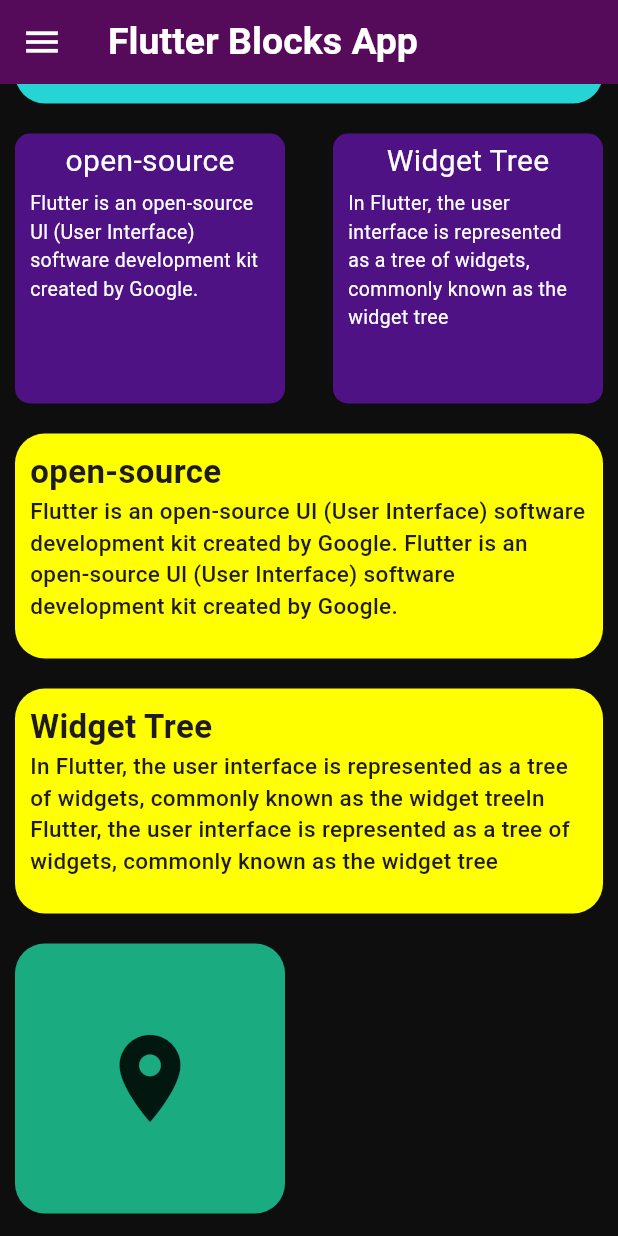
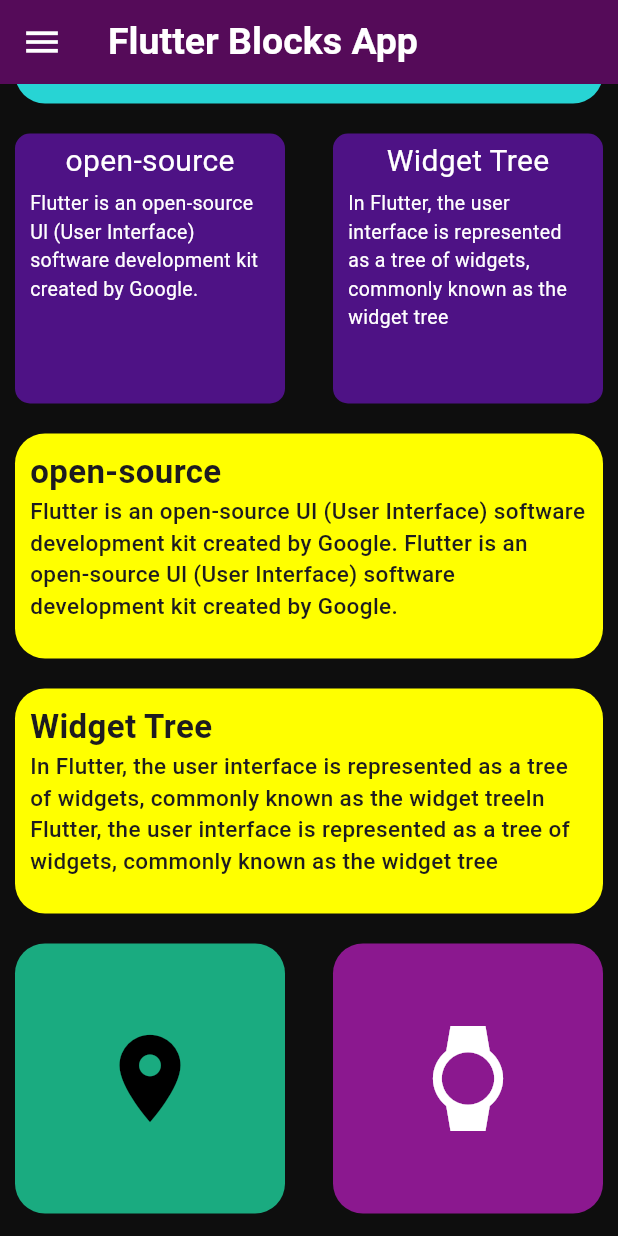
Before and after one commit to 99Udith/my_first_flutter_app, a Flutter app: the screen it shows after launch, scrolled down 346 dp, on a phone screen of 412 x 824 dp. Run offline on Flutter 3.47's test engine with Material 3 defaults, Android fonts, the phone set to English and light mode, and no system bars.

Commit message:
I simplify my code using using widget base.

```diff
--- a/lib/Pages/home_page.dart
+++ b/lib/Pages/home_page.dart
@@ -94,11 +94,42 @@ class HomePage extends StatelessWidget {
                   children: [
                     BoxContainer(
                       boxContainerColor: Color.fromARGB(255, 26, 171, 128),
+                      boxContainerIcon: Icon(Icons.location_on),
+                      boxContainerTextColor: Color(0xFF000000),
+                    ),
+                    BoxContainer(
+                      boxContainerColor: Color.fromARGB(255, 139, 24, 143),
+                      boxContainerIcon: Icon(Icons.watch),
+                      boxContainerTextColor: Color(0xFFffffff),
                     ),
                     // BoxContainer(),
                   ],
-                )
+                ),
+                SizedBox(
+                  height: 20,
+                ),
+                Divider(
+                  color: Color(0xFFffffff),
+                  thickness: 1,
+                ),
+                SizedBox(
+                  height: 20,
+                ),
+                Text("Flutter Blocks App",style: TextStyle(
+                  color: Color(0xFFffffff),
+                  fontSize: 20,
+                  fontWeight: FontWeight.w500
+                ),),
+                SizedBox(
+                  height: 20,
+                ),
+                Text("Flutter is an open-source UI (User Interface) software development kit created by Google. It is used to build natively compiled applications for mobile, web, and desktop from a single codebase. Flutter was first introduced in 2015 and has gained significant popularity among developers due to its fast development cycle, expressive and flexible UI components, and excellent performance.",style: TextStyle(
+                  color: Color(0xFFffffff),
+                  fontSize: 15,
+                  fontWeight: FontWeight.w500
+                ),),
               ],
+
             ),
           ),
         ),
--- a/lib/Widgets/box_container.dart
+++ b/lib/Widgets/box_container.dart
@@ -3,7 +3,9 @@ import 'package:flutter/material.dart';
 class BoxContainer extends StatelessWidget {
   final double boxContainerHeightAndWidth = 180;
   final Color boxContainerColor;
-  const BoxContainer({super.key,required this.boxContainerColor});
+  final Color boxContainerTextColor;
+  final Icon boxContainerIcon;
+  const BoxContainer({super.key,required this.boxContainerColor,required this.boxContainerIcon,required this.boxContainerTextColor});
 
   @override
   Widget build(BuildContext context) {
@@ -15,7 +17,8 @@ class BoxContainer extends StatelessWidget {
                     borderRadius: BorderRadius.circular(20)
                   ),
                   child: Icon(
-                    Icons.location_on,
+                      boxContainerIcon.icon,
+                      color: boxContainerTextColor,
                     size: 70,
                     ),
 
```
